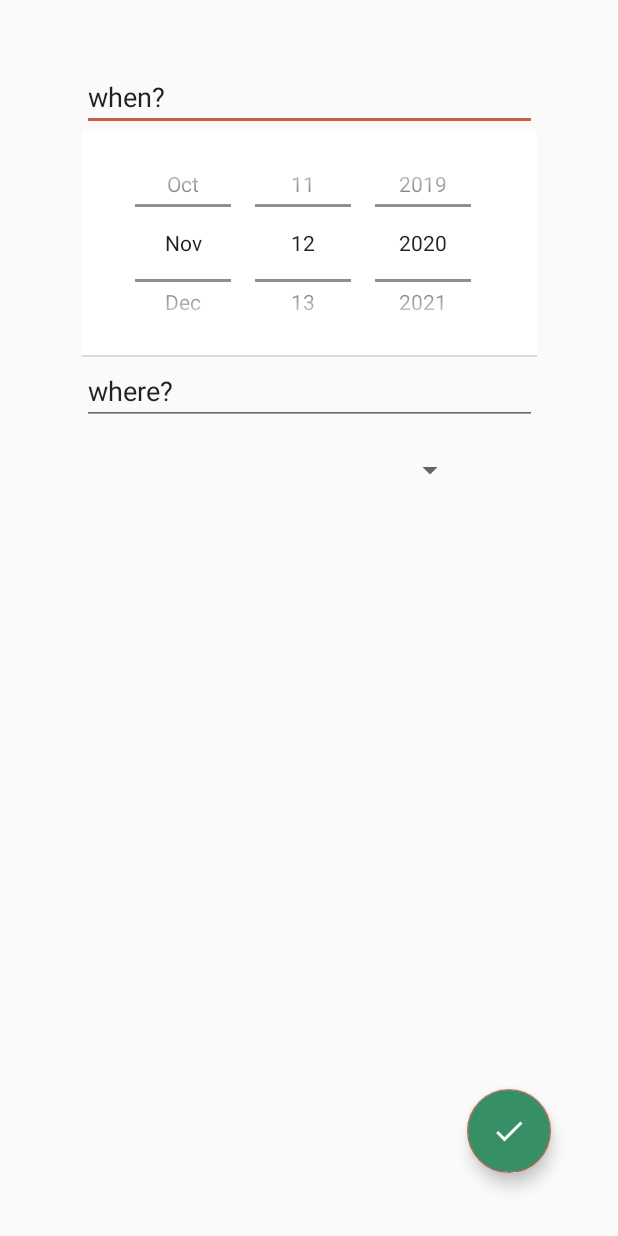
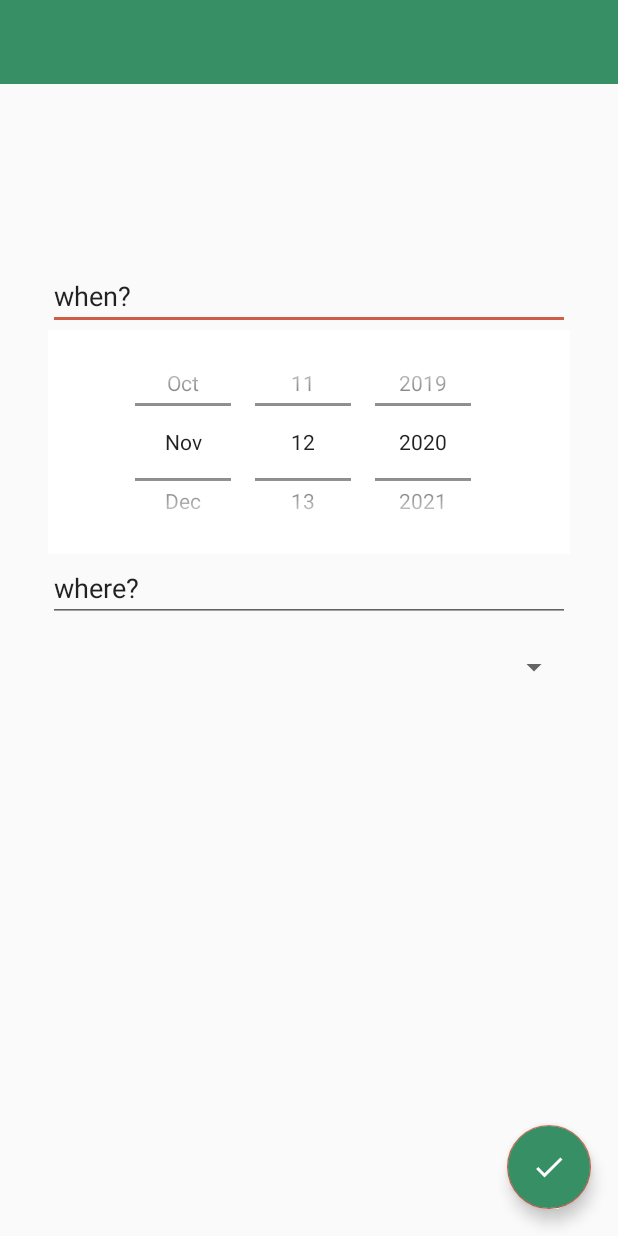
Before and after one commit to PremKolar/Kitems, an Android app: the layout fragment_edit_session.xml on its own in the app's theme, with its tools: preview values and no code run, on a phone screen of 412 x 824 dp. Run offline under Robolectric (Android 15) with nearby library versions, the phone set to English and light mode, and no system bars.

Commit message:
each fragment now has its own toolbar. earlier functionality restored

```diff
--- a/app/src/main/java/com/nk/tokitelist/Main2Activity.kt
+++ b/app/src/main/java/com/nk/tokitelist/Main2Activity.kt
@@ -23,8 +23,7 @@ class Main2Activity : AppCompatActivity() {
     override fun onCreate(savedInstanceState: Bundle?) {
         super.onCreate(savedInstanceState)
         setContentView(R.layout.activity_main2)
-//        val toolbar: Toolbar = findViewById(R.id.toolbar)
-//        setSupportActionBar(toolbar)
+
 
         val drawerLayout: DrawerLayout = findViewById(R.id.drawer_layout)
         val navView: NavigationView = findViewById(R.id.nav_view)
@@ -40,7 +39,6 @@ class Main2Activity : AppCompatActivity() {
 //        appBarConfiguration = AppBarConfiguration(navController.graph)
 //        setupActionBarWithNavController(navController, appBarConfiguration)
         navView.setupWithNavController(navController)
-
 
     }
 //
--- a/app/src/main/java/com/nk/tokitelist/fragments/list/CheckedListFragment.kt
+++ b/app/src/main/java/com/nk/tokitelist/fragments/list/CheckedListFragment.kt
@@ -5,6 +5,7 @@ import android.os.Bundle
 import android.view.*
 import android.widget.Toast
 import androidx.appcompat.app.AppCompatActivity
+import androidx.appcompat.widget.Toolbar
 import androidx.fragment.app.Fragment
 import androidx.fragment.app.viewModels
 import androidx.lifecycle.Observer
@@ -17,6 +18,7 @@ import com.nk.tokitelist.data.viewmodel.ToKiteViewModel
 import com.nk.tokitelist.fragments.edit.SharedViewModel
 import jp.wasabeef.recyclerview.animators.SlideInLeftAnimator
 import kotlinx.android.synthetic.main.fragment_checked_list.view.*
+import kotlinx.android.synthetic.main.fragment_list.view.*
 
 
 class CheckedListFragment : Fragment() {
@@ -47,7 +49,9 @@ class CheckedListFragment : Fragment() {
         mToKiteViewModel.getAllData.observe(viewLifecycleOwner, Observer { data ->
             triggerDataSetting(data)
         })
-
+        val toolbar: Toolbar = view.toolbar_checked_kitems_list as Toolbar
+        (activity as AppCompatActivity?)!!.setSupportActionBar(toolbar)
+        (activity as AppCompatActivity?)!!.supportActionBar!!.setDisplayHomeAsUpEnabled(true)
         return view
     }
 
--- a/app/src/main/java/com/nk/tokitelist/fragments/list/ListFragment.kt
+++ b/app/src/main/java/com/nk/tokitelist/fragments/list/ListFragment.kt
@@ -10,6 +10,7 @@ import android.widget.Toast
 import androidx.appcompat.app.AppCompatActivity
 import androidx.appcompat.widget.Toolbar
 import androidx.core.content.ContextCompat
+import androidx.drawerlayout.widget.DrawerLayout
 import androidx.fragment.app.Fragment
 import androidx.fragment.app.viewModels
 import androidx.lifecycle.Observer
@@ -89,9 +90,11 @@ class ListFragment : Fragment() {
 
         // Set Menu
         setHasOptionsMenu(true)
-
+//
         val toolbar: Toolbar = view.toolbar_kitems_list as Toolbar
         (activity as AppCompatActivity?)!!.setSupportActionBar(toolbar)
+//        (activity as AppCompatActivity?)!!.supportActionBar!!.setDisplayHomeAsUpEnabled(true)
+
 
 
         return view
--- a/app/src/main/res/layout/fragment_edit_session.xml
+++ b/app/src/main/res/layout/fragment_edit_session.xml
@@ -1,23 +1,35 @@
 <?xml version="1.0" encoding="utf-8"?>
-<androidx.constraintlayout.widget.ConstraintLayout xmlns:android="http://schemas.android.com/apk/res/android"
+<LinearLayout
+    xmlns:android="http://schemas.android.com/apk/res/android"
     xmlns:app="http://schemas.android.com/apk/res-auto"
     xmlns:tools="http://schemas.android.com/tools"
     android:layout_width="match_parent"
     android:layout_height="match_parent"
-    android:padding="24dp"
+    android:orientation="vertical"
     tools:context=".fragments.AddItemFragment">
 
 
+    <androidx.appcompat.widget.Toolbar
+        android:id="@+id/toolbar_addEdit_session"
+        android:layout_width="match_parent"
+        android:layout_height="wrap_content"
+        android:background="?attr/colorPrimary"
+        android:minHeight="?attr/actionBarSize"
+        android:theme="?attr/actionBarTheme" />
+
+    <androidx.constraintlayout.widget.ConstraintLayout
+        android:layout_width="match_parent"
+        android:layout_height="match_parent">
+
         <LinearLayout
             android:id="@+id/linearLayout"
-        android:layout_width="303dp"
-        android:layout_height="426dp"
+            android:layout_width="348dp"
+            android:layout_height="531dp"
             android:orientation="vertical"
             app:layout_constraintBottom_toBottomOf="parent"
             app:layout_constraintEnd_toEndOf="parent"
             app:layout_constraintStart_toStartOf="parent"
-        app:layout_constraintTop_toTopOf="parent"
-        app:layout_constraintVertical_bias="0.052">
+            app:layout_constraintTop_toTopOf="parent">
 
             <EditText
                 android:id="@+id/editTextTextPersonName"
@@ -36,11 +48,6 @@
                 android:datePickerMode="spinner"
                 android:headerBackground="@color/primary" />
 
-        <View
-            android:id="@+id/divider"
-            android:layout_width="match_parent"
-            android:layout_height="1dp"
-            android:background="?android:attr/listDivider" />
 
             <EditText
                 android:id="@+id/editTextTextPersonName2"
@@ -52,7 +59,7 @@
 
             <Spinner
                 android:id="@+id/spinner_spots"
-            android:layout_width="256dp"
+                android:layout_width="match_parent"
                 android:layout_height="60dp"
                 android:paddingStart="20dp"
                 android:paddingEnd="20dp" />
@@ -63,7 +70,6 @@
             android:id="@+id/add_session_floatingActionButton"
             android:layout_width="wrap_content"
             android:layout_height="wrap_content"
-        android:layout_marginStart="8dp"
             android:layout_marginEnd="18dp"
             android:layout_marginBottom="18dp"
             android:backgroundTint="@color/primary"
@@ -72,10 +78,12 @@
             android:tint="#FFFFFFFF"
             app:layout_constraintBottom_toBottomOf="parent"
             app:layout_constraintEnd_toEndOf="parent"
-        app:layout_constraintHorizontal_bias="0.99"
+            app:layout_constraintHorizontal_bias="1.0"
             app:layout_constraintStart_toStartOf="parent"
             app:layout_constraintTop_toBottomOf="@+id/linearLayout"
-        app:layout_constraintVertical_bias="1.0" />
+            app:layout_constraintVertical_bias="1.0"
+            android:contentDescription="@string/add_session_button" />
+    </androidx.constraintlayout.widget.ConstraintLayout>
 
 
-</androidx.constraintlayout.widget.ConstraintLayout>
+</LinearLayout>
--- a/app/src/main/res/values/strings.xml
+++ b/app/src/main/res/values/strings.xml
@@ -55,4 +55,5 @@
     <string name="menu_gallery">Gallery</string>
     <string name="menu_slideshow">Slideshow</string>
     <string name="linkToSessionsList">Sessions</string>
+    <string name="add_session_button">add session button</string>
 </resources>
```
Also changed, not shown: app/src/main/java/com/nk/tokitelist/fragments/AddItemFragment.kt (+9 -0 lines), app/src/main/java/com/nk/tokitelist/fragments/session/EditSessionFragment.kt (+9 -0 lines), app/src/main/java/com/nk/tokitelist/fragments/session/SessionOverviewFragment.kt (+9 -0 lines), app/src/main/res/layout/fragment_add_item.xml (+22 -12 lines), app/src/main/res/layout/fragment_checked_list.xml (+21 -12 lines), app/src/main/res/layout/fragment_session_overview.xml (+12 -3 lines). Lines whose indentation alone changed are shown as unchanged.
